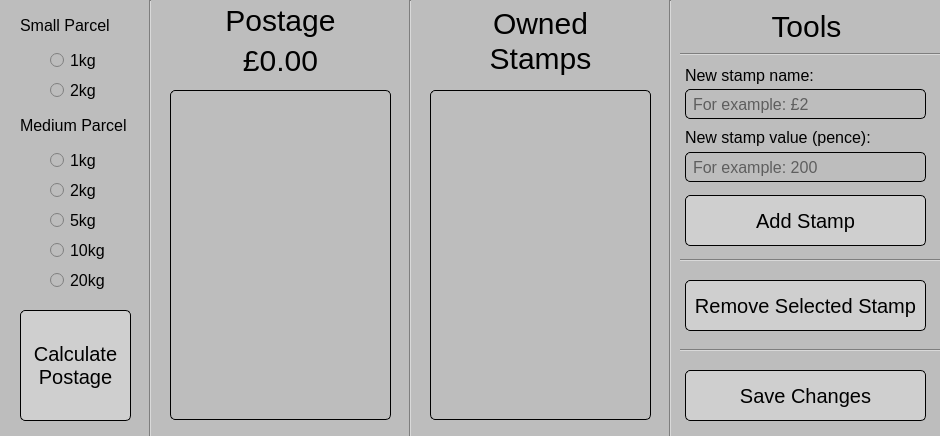
psidex/StampCalculator, file StampCalculator/gui/stampCalculator.ui: the form before one commit.
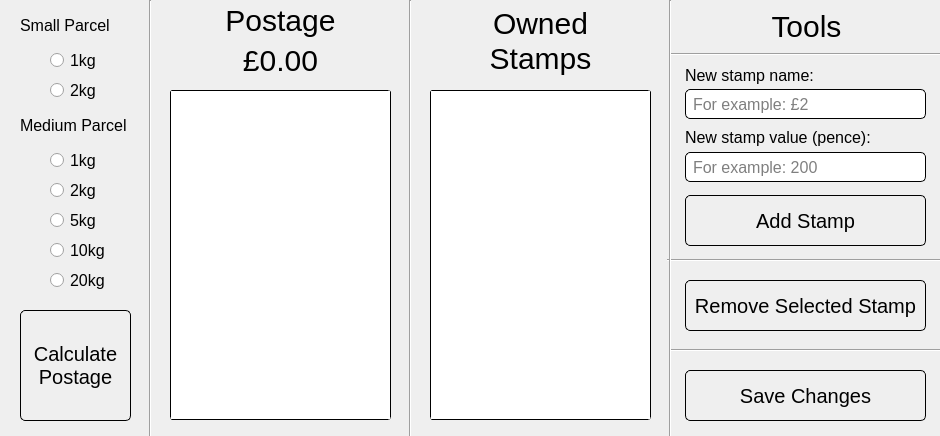
The form after the commit. Icons and pictures are not drawn.

Commit message: Update colours, improve compileEXE, remove TODO(s)

The edit to the form file:
```diff
--- a/StampCalculator/gui/stampCalculator.ui
+++ b/StampCalculator/gui/stampCalculator.ui
@@ -10,6 +10,12 @@
     <height>436</height>
    </rect>
   </property>
+  <property name="minimumSize">
+   <size>
+    <width>940</width>
+    <height>436</height>
+   </size>
+  </property>
   <property name="maximumSize">
    <size>
     <width>940</width>
@@ -26,8 +32,6 @@
   <property name="styleSheet">
    <string notr="true">QWidget  {
 	font-size: 16px;
-	color: #000000;
-	background-color: #bdbdbd;
 }
 
 QLabel#postageTitleLabel, QLabel#postageResultLabel, QLabel#currentStampsLabel, QLabel#toolsTitleLabel {
@@ -45,18 +49,18 @@
 }
 
 QListWidget {
-	border-radius: 5px;
+	border-radius: 3px;
 	border: 1px solid black;
 }
 QListWidget:item {
-	border-radius:2px;
+	border-radius: 2px;
 }
 QListWidget:item:hover {
     background-color: lightgrey;
 }
 QListWidget:item:selected {
 	color: black;
-    background-color: #afafaf;
+    background-color: grey;
 }
 
 QPushButton#calcStampsToUseBtn, QPushButton#addNewStampBtn, QPushButton#rmveSelectedStampBtn, QPushButton#saveChangesBtn {
@@ -66,7 +70,6 @@
 QPushButton {
 	border: 1px solid black;
 	border-radius: 5px;
-	background-color: #cfcfcf;
 }
 QPushButton:hover {
 	background-color: #707070;
```
Left out of the diff: 5 changed lines with no effect on the pictures. The commit also changes 2 other files.
